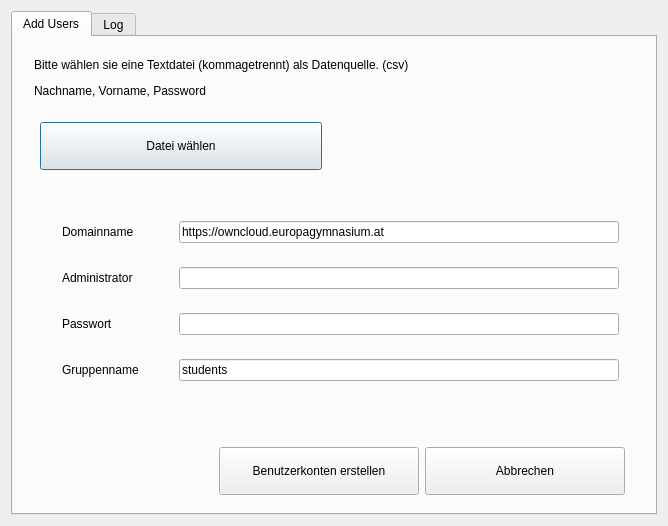
Above: nextcloudusers.ui from valueerrorx/life-nextcloudusers before the change. Below: the same form after it.
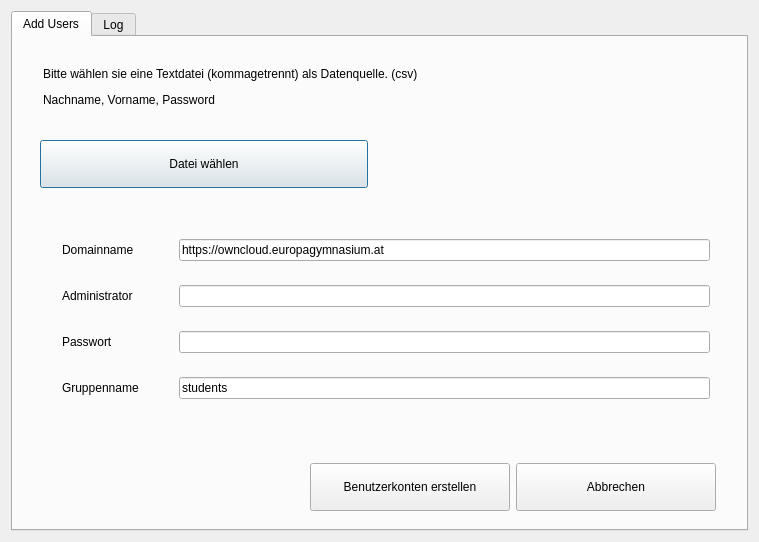
That is the form after the change. Icons and pictures are not drawn.

Commit message: added icons, changed password field to not echo the password

The edit to the form file:
```diff
--- a/nextcloudusers.ui
+++ b/nextcloudusers.ui
@@ -7,7 +7,7 @@
    <rect>
     <x>0</x>
     <y>0</y>
-    <width>668</width>
+    <width>759</width>
     <height>526</height>
    </rect>
   </property>
@@ -60,6 +60,9 @@
       </attribute>
       <layout class="QVBoxLayout" name="verticalLayout_2">
        <item>
+        <widget class="QWidget" name="widget_6" native="true">
+         <layout class="QHBoxLayout" name="horizontalLayout_9">
+          <item>
         <widget class="QLabel" name="infolabel_2">
          <property name="font">
           <font>
@@ -82,6 +85,31 @@
         </widget>
        </item>
        <item>
+           <widget class="QLabel" name="label_9">
+            <property name="sizePolicy">
+             <sizepolicy hsizetype="Preferred" vsizetype="Preferred">
+              <horstretch>0</horstretch>
+              <verstretch>0</verstretch>
+             </sizepolicy>
+            </property>
+            <property name="maximumSize">
+             <size>
+              <width>64</width>
+              <height>64</height>
+             </size>
+            </property>
+            <property name="text">
+             <string/>
+            </property>
+            <property name="pixmap">
+             <pixmap>pixmaps/cloudusers.png</pixmap>
+            </property>
+           </widget>
+          </item>
+         </layout>
+        </widget>
+       </item>
+       <item>
         <widget class="QWidget" name="widget_2" native="true">
          <layout class="QHBoxLayout" name="horizontalLayout">
           <item>
@@ -260,7 +288,11 @@
                  </widget>
                 </item>
                 <item>
-                 <widget class="QLineEdit" name="password"/>
+                 <widget class="QLineEdit" name="password">
+                  <property name="echoMode">
+                   <enum>QLineEdit::Password</enum>
+                  </property>
+                 </widget>
                 </item>
                </layout>
               </widget>
```
Left out of the diff: 26 changed lines with no effect on the pictures. Lines whose indentation alone changed are shown as unchanged. The commit also changes 7 other files.
